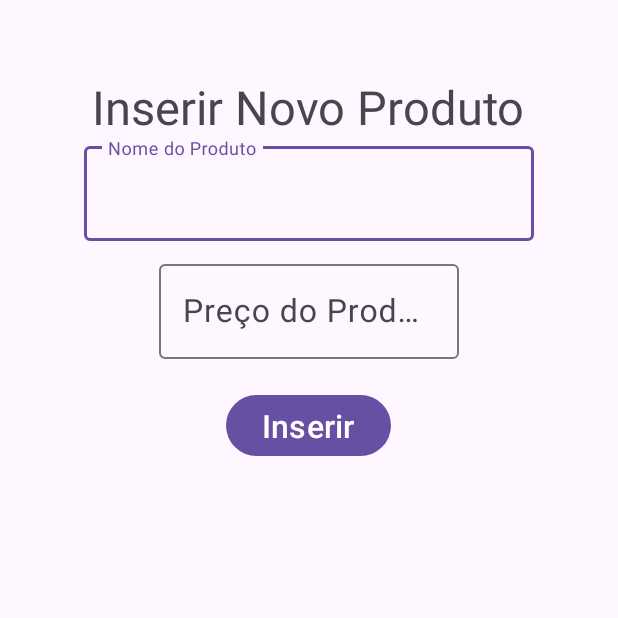
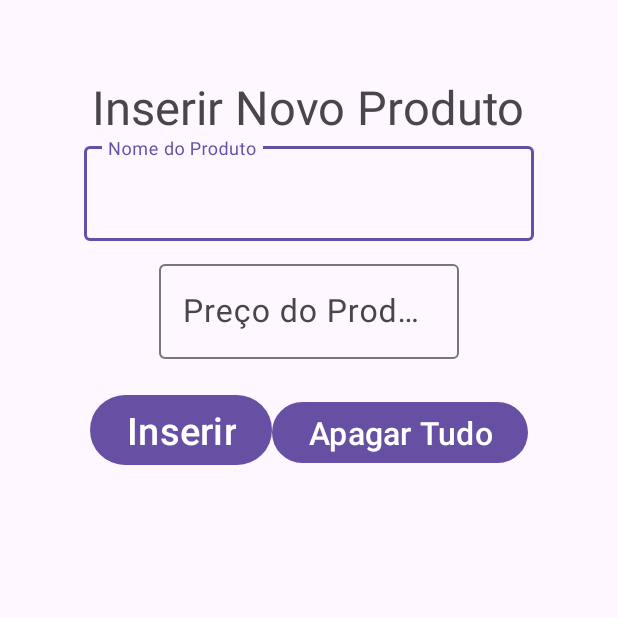
Before and after one commit to lamenkazu/AllUFMGAndroidExercicesInKotlin, an Android app: the screen it shows after launch (DatabaseActivity), on a phone screen of 412 x 824 dp, the top half of it. Run offline under Robolectric (Android 15) with nearby library versions, the phone set to English and light mode, and no system bars.

Commit message:
E06.2 - Database Persistence FrontEnd List Implementation

```diff
--- a/app/build.gradle
+++ b/app/build.gradle
@@ -40,7 +40,7 @@ dependencies {
 
     implementation 'androidx.core:core-ktx:1.8.0'
     implementation 'androidx.appcompat:appcompat:1.6.1'
-    implementation 'com.google.android.material:material:1.5.0'
+    implementation 'com.google.android.material:material:1.6.0'
     implementation 'androidx.constraintlayout:constraintlayout:2.1.4'
     implementation 'com.squareup.retrofit2:retrofit:2.9.0'
     implementation 'com.squareup.retrofit2:converter-gson:2.9.0'
--- a/app/src/main/java/com/daedrii/allufmgandroidexercicesinkotlin/e06/data_percistence/database/DatabaseActivity.kt
+++ b/app/src/main/java/com/daedrii/allufmgandroidexercicesinkotlin/e06/data_percistence/database/DatabaseActivity.kt
@@ -2,8 +2,6 @@ package com.daedrii.allufmgandroidexercicesinkotlin.e06.data_percistence.databas
 
 import androidx.appcompat.app.AppCompatActivity
 import android.os.Bundle
-import android.util.Log
-import com.daedrii.allufmgandroidexercicesinkotlin.R
 import com.daedrii.allufmgandroidexercicesinkotlin.databinding.ActivityDatabaseBinding
 
 class DatabaseActivity : AppCompatActivity() {
@@ -15,26 +13,23 @@ class DatabaseActivity : AppCompatActivity() {
         binding = ActivityDatabaseBinding.inflate(layoutInflater)
         setContentView(binding.root)
 
-        val productDAO = ProductDAO(this)
+        val adapter = ProductAdapter(applicationContext)
 
-        productDAO.insert(
-            Product(0,"Banana", 7.99)
-        )
-        productDAO.insert(
-            Product(1, "Bala Halls", 3.0)
-        )
+        binding.productList.adapter = adapter
 
-        val productList: ArrayList<Product> = productDAO.getAll()
+        binding.btnAddProduct.setOnClickListener {
 
-        productList.forEach{
-            Log.d("Product ID", "ID: ${it.id} Name: ${it.name}, Price: R$${it.price}")
+            val productName = binding.txtProductName.text.toString()
+            val productPrice = binding.txtProductPrice.text.toString().toDouble()
+            val productSize = adapter.getProducts().size
+
+            val newProduct = Product(productSize, productName, productPrice)
+
+            adapter.insertProduct(newProduct)
         }
 
-        productDAO.deleteAll()
-
-
-        productList.forEach{
-            Log.d("Product ID", "ID: ${it.id} Name: ${it.name}, Price: R$${it.price}")
+        binding.btnDelete.setOnClickListener{
+            adapter.deleteProducts()
         }
     }
 }
--- /dev/null
+++ b/app/src/main/java/com/daedrii/allufmgandroidexercicesinkotlin/e06/data_percistence/database/ProductAdapter.kt
@@ -0,0 +1,71 @@
+package com.daedrii.allufmgandroidexercicesinkotlin.e06.data_percistence.database
+
+import android.content.Context
+import android.view.LayoutInflater
+import android.view.View
+import android.view.ViewGroup
+import android.widget.BaseAdapter
+import com.daedrii.allufmgandroidexercicesinkotlin.R
+import com.google.android.material.textview.MaterialTextView
+
+class ProductAdapter(private val context: Context): BaseAdapter() {
+
+    private val products: MutableList<Product> = ArrayList()
+    private val productDAO = ProductDAO(context)
+
+    init{
+        updateProducts(productDAO.getAll())
+    }
+
+    override fun getCount(): Int {
+        return products.size
+    }
+
+    override fun getItem(position: Int): Any {
+        return this.products[position]
+    }
+
+    override fun getItemId(position: Int): Long {
+        return products[position].id.toLong()
+    }
+
+    override fun getView(position: Int, convertView: View?, parent: ViewGroup?): View {
+
+        val atual = this.products[position]
+
+        val productView = LayoutInflater.from(context).inflate(R.layout.item_product_list, parent, false)
+
+        val txtProductId = productView.findViewById<MaterialTextView>(R.id.txt_product_id)
+        val txtProductName = productView.findViewById<MaterialTextView>(R.id.txt_product_name)
+        val txtProductPrice = productView.findViewById<MaterialTextView>(R.id.txt_product_price)
+
+        txtProductId.text = atual.id.toString()
+        txtProductName.text = atual.name.toString()
+        txtProductPrice.text = atual.price.toString()
+
+        return productView
+
+    }
+
+    fun updateProducts(newProducts: List<Product>) {
+        products.clear()
+        products.addAll(newProducts)
+        notifyDataSetChanged()
+    }
+
+    fun deleteProducts(){
+        products.clear()
+        productDAO.deleteAll()
+        notifyDataSetChanged()
+    }
+
+    fun insertProduct(newProduct: Product) {
+        productDAO.insert(newProduct)
+        updateProducts(productDAO.getAll())
+    }
+
+    fun getProducts(): MutableList<Product> {
+        return products
+    }
+
+}
--- a/app/src/main/res/layout/activity_database.xml
+++ b/app/src/main/res/layout/activity_database.xml
@@ -64,19 +64,41 @@
 
     </com.google.android.material.textfield.TextInputLayout>
 
+    <LinearLayout
+        android:id="@+id/btns"
+        android:layout_width="wrap_content"
+        android:layout_height="wrap_content"
+        android:layout_below="@id/layoutProductPrice"
+        android:layout_centerHorizontal="true">
+
         <com.google.android.material.button.MaterialButton
             android:id="@+id/btnAddProduct"
             android:layout_width="wrap_content"
             android:layout_height="wrap_content"
 
-        android:layout_below="@id/layoutProductPrice"
+
             android:layout_marginTop="20dp"
             android:layout_centerHorizontal="true"
 
             android:text="Inserir"
+            android:textSize="25sp"
+
+            />
+
+        <com.google.android.material.button.MaterialButton
+            android:id="@+id/btnDelete"
+            android:layout_width="wrap_content"
+            android:layout_height="wrap_content"
+
+            android:layout_below="@id/layoutProductPrice"
+            android:layout_marginTop="20dp"
+
+            android:text="Apagar Tudo"
             android:textSize="21sp"
 
             />
+
+    </LinearLayout>
 
 
     <ListView
@@ -84,8 +106,10 @@
         android:layout_width="wrap_content"
         android:layout_height="wrap_content"
 
-        android:layout_below="@id/btnAddProduct"
+        android:layout_below="@id/btns"
+        android:layout_marginStart="10dp"
         android:layout_marginTop="10dp"
-        />
+        android:layout_marginEnd="10dp"
+        android:layout_marginBottom="10dp" />
 
 </RelativeLayout>
```
Also changed, not shown: app/src/main/res/layout/item_product_list.xml (+32 -3 lines). Lines whose indentation alone changed are shown as unchanged.
